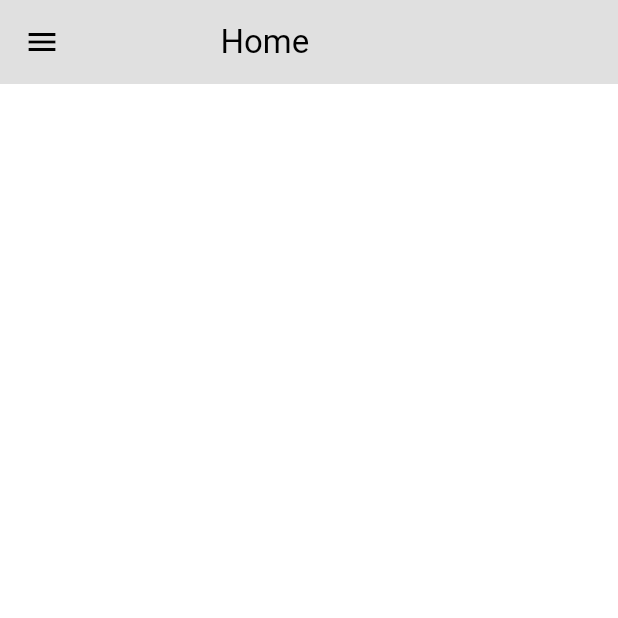
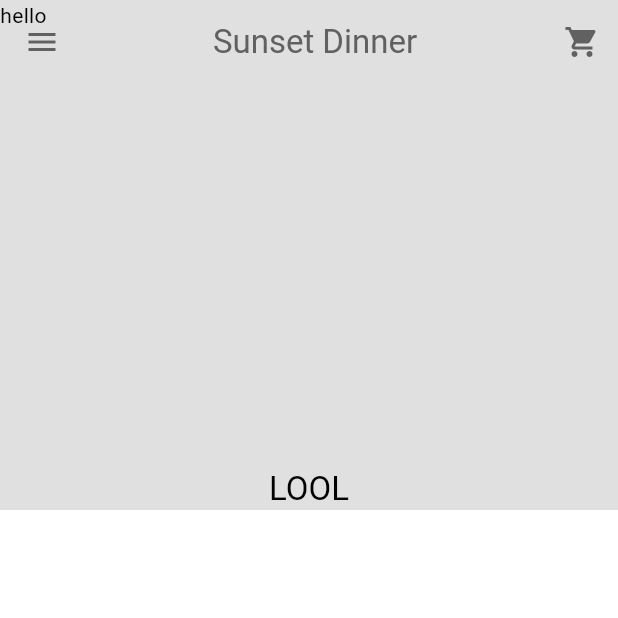
Before and after one commit to david123mbah/KmerChoop---food-dilivery-App, a Flutter app: the screen it shows after launch, after a tap on "Sign In", on a phone screen of 412 x 824 dp, the top half of it. Run offline on Flutter 3.47's test engine with Material 3 defaults, Android fonts, the phone set to English and light mode, and no system bars.

Commit message:
appbar design added a shooping icon and other stuff

```diff
--- a/lib/components/my_appbar.dart
+++ b/lib/components/my_appbar.dart
@@ -11,10 +11,29 @@ class MyAppbar extends StatelessWidget {
   @override
   Widget build(BuildContext context) {
     return SliverAppBar(
+      expandedHeight: 340,
+      collapsedHeight: 120,
+      floating: false,
+      pinned: true,
+      actions: [
+        //card button
+        IconButton(
+          onPressed: () {
+
+
+          },
+          icon: const Icon(Icons.shopping_cart),
+        )
+      ],
       backgroundColor: Theme.of(context).colorScheme.background,
-      title: title ,
+      foregroundColor: Theme.of(context).colorScheme.inversePrimary,
+      title: const Center(child: Text( "Sunset Dinner")) ,
       flexibleSpace: FlexibleSpaceBar(
         background: child,
+        title: title,
+        centerTitle:  true,
+        titlePadding:  const EdgeInsets.only( left: 0 , right: 0, top: 0),
+        expandedTitleScale: 1,
       ),
     );
   }
--- a/lib/pages/homepage.dart
+++ b/lib/pages/homepage.dart
@@ -1,4 +1,5 @@
 import 'package:flutter/material.dart';
+import 'package:musicapp/components/my_appbar.dart';
 import 'package:musicapp/widgets/my_drawer.dart';
 
 
@@ -13,13 +14,23 @@ class _HomepageState extends State<Homepage> {
   @override
   Widget build(BuildContext context) {
     return Scaffold(
-      appBar: AppBar(title: const Padding(
-        padding: EdgeInsets.only(left: 75),
-        child: Text("Home"),
+      drawer:  const MyDrawer(),
+      body: NestedScrollView(
+        headerSliverBuilder:(context , innerBoxisScrolled) =>
+        [
+          const MyAppbar(
+            title: Column(
+              mainAxisAlignment: MainAxisAlignment.end,
+              children: [
+                Text("LOOL"),
+              ],
+            ),
+            child: Text("hello"))
+          ],
+        body: Container(
+
+        ),
       ),
-      backgroundColor: Theme.of(context).colorScheme.background,
-      ),
-      drawer: const MyDrawer(),
     );
   }
 }
```
